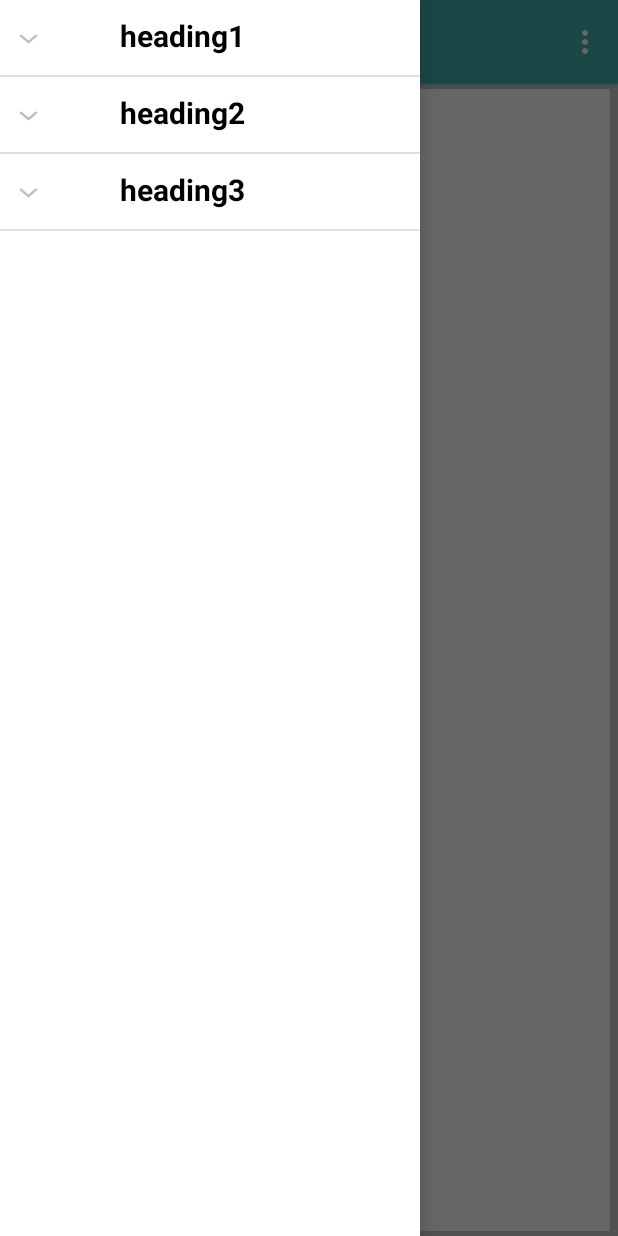
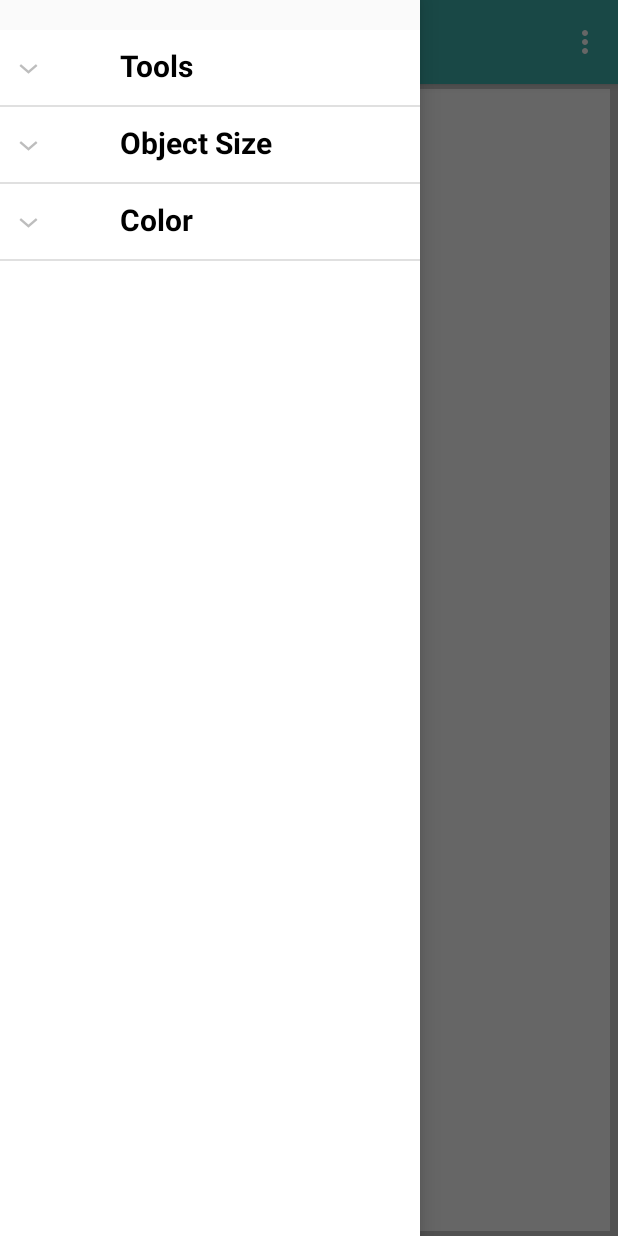
Before and after one commit to badgerbaj/BTDraw, an Android app: the screen it shows after launch (MainActivity), with the side drawer open, on a phone screen of 412 x 824 dp. Run offline under Robolectric (Android 15) with nearby library versions, the phone set to English and light mode, and no system bars.

Commit message:
Got Navigation Menu Onclick working

```diff
--- a/app/src/main/java/com/jordanbray/btdraw/ExpandableListAdapter.java
+++ b/app/src/main/java/com/jordanbray/btdraw/ExpandableListAdapter.java
@@ -35,14 +35,14 @@ public class ExpandableListAdapter extends BaseExpandableListAdapter {
     @Override
     public int getGroupCount() {
         int i = mListDataHeader.size();
-        Log.d("GROUPCOUNT", String.valueOf(i));
+        //Log.d("GROUPCOUNT", String.valueOf(i));
         return this.mListDataHeader.size();
     }
 
     @Override
     public int getChildrenCount(int groupPosition) {
         int childCount = 0;
-        if (groupPosition != 2) {
+        if (groupPosition < 3) {
             childCount = this.mListDataChild.get(this.mListDataHeader.get(groupPosition))
                     .size();
         }
@@ -56,8 +56,8 @@ public class ExpandableListAdapter extends BaseExpandableListAdapter {
 
     @Override
     public Object getChild(int groupPosition, int childPosition) {
-        Log.d("CHILD", mListDataChild.get(this.mListDataHeader.get(groupPosition))
-                .get(childPosition).toString());
+        //Log.d("CHILD", mListDataChild.get(this.mListDataHeader.get(groupPosition))
+        //        .get(childPosition).toString());
         return this.mListDataChild.get(this.mListDataHeader.get(groupPosition))
                 .get(childPosition);
     }
--- a/app/src/main/java/com/jordanbray/btdraw/MainActivity.java
+++ b/app/src/main/java/com/jordanbray/btdraw/MainActivity.java
@@ -50,7 +50,7 @@ public class MainActivity extends AppCompatActivity
 
         NavigationView navigationView = (NavigationView) findViewById(R.id.nav_view);
         navigationView.setNavigationItemSelectedListener(this);
-        navigationView.setItemIconTintList(null);
+        //navigationView.setItemIconTintList(null);
 
         prepareListData();
         mMenuAdapter = new ExpandableListAdapter(this, listDataHeader, listDataChild, expandableList);
@@ -60,15 +60,21 @@ public class MainActivity extends AppCompatActivity
 
         expandableList.setOnChildClickListener(new ExpandableListView.OnChildClickListener() {
             @Override
-            public boolean onChildClick(ExpandableListView expandableListView, View view, int i, int i1, long l) {
-                //Log.d("DEBUG", "submenu item clicked");
+            public boolean onChildClick(ExpandableListView parent, View view, int groupPosition, int childPosition, long id) {
+
+                int index = parent.getFlatListPosition(ExpandableListView.getPackedPositionForChild(groupPosition, childPosition));
+                parent.setItemChecked(index, true);
+
+                Toast.makeText(MainActivity.this, "clicked " + listDataChild.get(listDataHeader.get(groupPosition)).get(childPosition).toString(), Toast.LENGTH_SHORT).show();
+                //drawer.closeDrawers();
+
                 return false;
             }
         });
         expandableList.setOnGroupClickListener(new ExpandableListView.OnGroupClickListener() {
             @Override
-            public boolean onGroupClick(ExpandableListView expandableListView, View view, int i, long l) {
-                //Log.d("DEBUG", "heading clicked");
+            public boolean onGroupClick(ExpandableListView parent, View view, int groupPosition, long id) {
+                //Log.d("DEBUG", "heading clicked: " + i);
                 return false;
             }
         });
@@ -78,34 +84,56 @@ public class MainActivity extends AppCompatActivity
         listDataHeader = new ArrayList<ExpandedMenuModel>();
         listDataChild = new HashMap<ExpandedMenuModel, List<String>>();
 
+        // Adding data header
         ExpandedMenuModel item1 = new ExpandedMenuModel();
-        item1.setIconName("heading1");
+        item1.setIconName(getString(R.string.tools));
         item1.setIconImg(android.R.drawable.ic_delete);
-        // Adding data header
         listDataHeader.add(item1);
 
+        // Adding child data
+        List<String> heading1 = new ArrayList<String>();
+        heading1.add(getString(R.string.brush));
+        heading1.add(getString(R.string.erase));
+
+        // Header, Child data
+        listDataChild.put(listDataHeader.get(0), heading1);
+
+        // Adding data header
         ExpandedMenuModel item2 = new ExpandedMenuModel();
-        item2.setIconName("heading2");
+        item2.setIconName(getString(R.string.object_size));
         item2.setIconImg(android.R.drawable.ic_delete);
         listDataHeader.add(item2);
 
+        // Adding child data
+        List<String> heading2 = new ArrayList<String>();
+        heading2.add(getString(R.string.object_small));
+        heading2.add(getString(R.string.object_medium));
+        heading2.add(getString(R.string.object_large));
+
+        // Header, Child data
+        listDataChild.put(listDataHeader.get(1), heading2);
+
+        // Adding data header
         ExpandedMenuModel item3 = new ExpandedMenuModel();
-        item3.setIconName("heading3");
+        item3.setIconName(getString(R.string.color));
         item3.setIconImg(android.R.drawable.ic_delete);
         listDataHeader.add(item3);
 
         // Adding child data
-        List<String> heading1 = new ArrayList<String>();
-        heading1.add("Submenu of item 1");
+        List<String> heading3 = new ArrayList<String>();
+        heading3.add(getString(R.string.color_red));
+        heading3.add(getString(R.string.color_orange));
+        heading3.add(getString(R.string.color_yellow));
+        heading3.add(getString(R.string.color_green));
+        heading3.add(getString(R.string.color_blue));
+        heading3.add(getString(R.string.color_purple));
+        heading3.add(getString(R.string.color_pink));
+        heading3.add(getString(R.string.color_white));
+        heading3.add(getString(R.string.color_grey));
+        heading3.add(getString(R.string.color_black));
 
-        List<String> heading2 = new ArrayList<String>();
-        heading2.add("Submenu of item 2");
-        heading2.add("Submenu of item 2");
-        heading2.add("Submenu of item 2");
-
-        listDataChild.put(listDataHeader.get(0), heading1);// Header, Child data
-        listDataChild.put(listDataHeader.get(1), heading2);
-
+        // Header, Child data
+        listDataChild.put(listDataHeader.get(2), heading3);
     }
 
     @Override
--- a/app/src/main/res/layout/activity_main.xml
+++ b/app/src/main/res/layout/activity_main.xml
@@ -27,6 +27,7 @@
             android:layout_height="match_parent"
             app:menu="@menu/activity_main_drawer"
             android:background="@android:color/white"
+            android:layout_marginTop="20dp"
             >
         </ExpandableListView>
     </android.support.design.widget.NavigationView>
--- a/app/src/main/res/menu/activity_main_drawer.xml
+++ b/app/src/main/res/menu/activity_main_drawer.xml
@@ -13,7 +13,7 @@
             android:title="@string/erase" />
     </group>
 
-    <item android:title="@string/paint">
+    <item android:title="@string/color">
         <menu>
             <item
                 android:id="@+id/color_red"
--- a/app/src/main/res/values/strings.xml
+++ b/app/src/main/res/values/strings.xml
@@ -10,9 +10,27 @@
     <string name="save">Save</string>
     <string name="load">Load</string>
 
-    <string name="brush">Brush</string>
-    <string name="erase">Erase</string>
-    <string name="paint">Paint</string>
+    <string name="tools">Tools</string>
+        <string name="brush">Brush</string>
+        <string name="erase">Erase</string>
+
+    <string name="object_size">Object Size</string>
+        <string name="object_small">Small</string>
+        <string name="object_medium">Medium</string>
+        <string name="object_large">Large</string>
+
+    <string name="color">Color</string>
+        <string name="color_red">Red</string>
+        <string name="color_orange">Orange</string>
+        <string name="color_yellow">Yellow</string>
+        <string name="color_green">Green</string>
+        <string name="color_blue">Blue</string>
+        <string name="color_purple">Purple</string>
+        <string name="color_pink">Pink</string>
+        <string name="color_white">White</string>
+        <string name="color_grey">Grey</string>
+        <string name="color_black">Black</string>
+
 
     <string name="title">BT Draw</string>
     <string name="source">https://github.com/badgerbaj/BTDraw</string>
```
